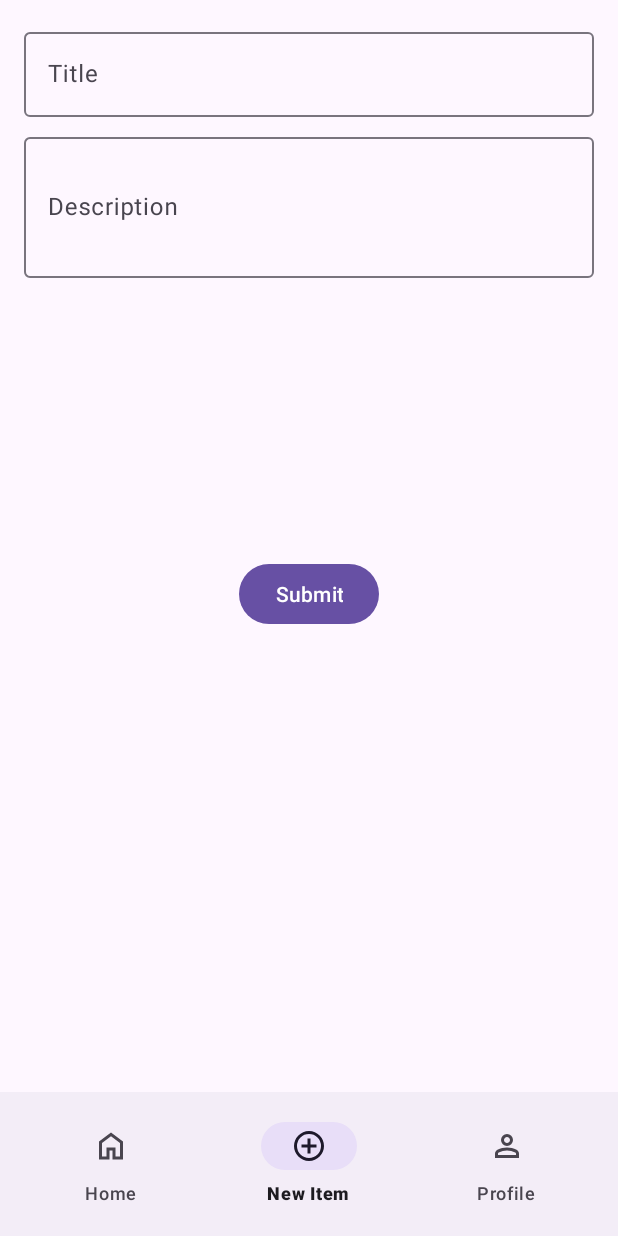
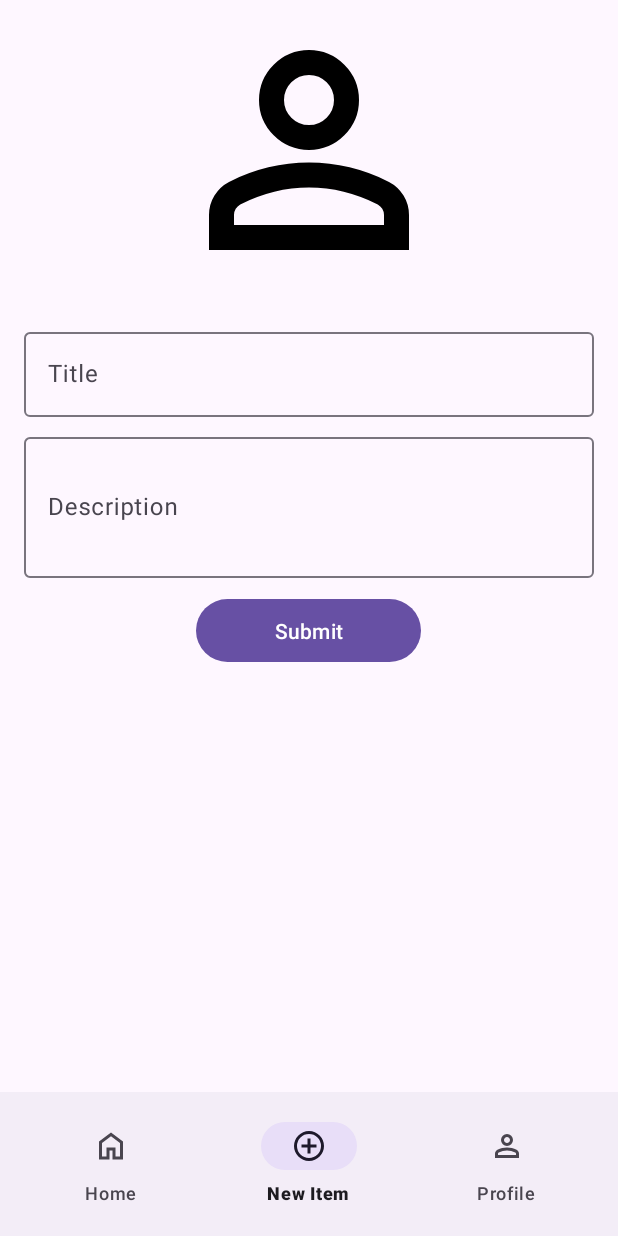
Before and after one commit to shaharm87/SellHub, an Android app: the screen it shows after launch once a user with an empty profile is signed in (MainActivity), item 2 of the bottom bar chosen, on a phone screen of 412 x 824 dp. Run offline under Robolectric (Android 15) with nearby library versions, the phone set to English and light mode, and no system bars; our stand-ins replace Firebase (no records; nobody signed in at launch, a user with empty details on screens opened directly).

Commit message:
added image selection with displaying in home page

```diff
--- a/app/src/main/java/com/example/sellhub/home/Home.kt
+++ b/app/src/main/java/com/example/sellhub/home/Home.kt
@@ -12,6 +12,7 @@ import com.example.sellhub.CardAdapter
 import com.example.sellhub.CardData
 import com.example.sellhub.R
 import com.example.sellhub.newitem.Item
+import com.example.sellhub.services.StorageService
 
 class Home : Fragment() {
 
@@ -33,34 +34,33 @@ class Home : Fragment() {
         val recyclerView: RecyclerView = view.findViewById(R.id.recyclerView)
         recyclerView.layoutManager = LinearLayoutManager(requireContext())
         recyclerView.adapter = adapter
-        recyclerView.addOnScrollListener(object : RecyclerView.OnScrollListener() {
-            override fun onScrolled(recyclerView: RecyclerView, dx: Int, dy: Int) {
-                val x=5
-            }
-        })
-
-
         return view
     }
 
     override fun onActivityCreated(savedInstanceState: Bundle?) {
         super.onActivityCreated(savedInstanceState)
         viewModel = ViewModelProvider(this).get(HomeViewModel::class.java)
-        SetCardsData()
+        setCardsData()
     }
 
-    private fun SetCardsData() {
+    private fun setCardsData() {
         viewModel.getItems { success, items ->
             if (success) {
-                val newCards = mutableListOf<CardData>();
+                cardList.clear()
                 for (item in items) {
-                    newCards.add(CardData(item))
+                    val cardData = CardData(item, null)
+                    cardList.add(cardData)
+                    adapter.notifyItemChanged(cardList.indexOf(cardData))
+                    if (item.imageId != null) {
+                        StorageService.downloadImage(cardData.item.imageId.toString()) { success, imageBit ->
+                            if (success) {
+                                cardData.image = imageBit
+                                adapter.notifyItemChanged(cardList.indexOf(cardData))
+                            }
+                        }
+                    }
                 }
-                cardList.clear()
-                cardList.addAll(newCards)
-                adapter.notifyDataSetChanged()
             }
         }
     }
-
 }
--- a/app/src/main/java/com/example/sellhub/home/HomeViewModel.kt
+++ b/app/src/main/java/com/example/sellhub/home/HomeViewModel.kt
@@ -1,5 +1,6 @@
 package com.example.sellhub.home
 
+import android.graphics.Bitmap
 import androidx.lifecycle.ViewModel
 import com.example.sellhub.newitem.Item
 import com.google.firebase.firestore.FirebaseFirestore
@@ -15,11 +16,12 @@ class HomeViewModel : ViewModel() {
                 for (document in documents) {
                     val data = document.data
                     val id = document.id
-                    val displayName = data["displayName"] as String
+                    val displayName = data["displayName"] as? String
                     val title = data["title"] as String
                     val description = data["description"] as String
+                    val imageId = data["imageId"] as? String
 
-                    val item = Item(displayName, title, description)
+                    val item = Item(displayName, title, description, imageId)
                     items.add(item)
                 }
                 callback(true, items)
--- a/app/src/main/res/layout/card_layout.xml
+++ b/app/src/main/res/layout/card_layout.xml
@@ -18,6 +18,7 @@
                 android:layout_height="194dp"
                 app:srcCompat="@drawable/profile_icon"
                 android:scaleType="centerCrop"
+                android:id="@+id/card_image"
                 />
 
             <LinearLayout
--- a/app/src/main/res/layout/fragment_add_item.xml
+++ b/app/src/main/res/layout/fragment_add_item.xml
@@ -2,12 +2,22 @@
     xmlns:app="http://schemas.android.com/apk/res-auto"
     android:layout_width="match_parent"
     android:layout_height="match_parent">
+
+    <ImageView
+        android:id="@+id/imageViewSelectImages"
+        android:layout_width="match_parent"
+        android:layout_height="200dp"
+        android:clickable="true"
+        android:focusable="true"
+        android:src="@drawable/profile_icon" />
+
 
     <!-- Title EditText -->
     <com.google.android.material.textfield.TextInputLayout
         android:id="@+id/titleTextInputLayout"
         android:layout_width="match_parent"
         android:layout_height="wrap_content"
+        android:layout_below="@id/imageViewSelectImages"
         android:layout_marginStart="16dp"
         android:layout_marginTop="16dp"
         android:layout_marginEnd="16dp">
@@ -17,7 +27,7 @@
             android:layout_width="match_parent"
             android:layout_height="wrap_content"
             android:hint="Title"
-            android:inputType="text"/>
+            android:inputType="text" />
     </com.google.android.material.textfield.TextInputLayout>
 
     <!-- Description EditText -->
@@ -36,15 +46,15 @@
             android:layout_height="wrap_content"
             android:hint="Description"
             android:inputType="textMultiLine"
-            android:minLines="3"/>
+            android:minLines="3" />
     </com.google.android.material.textfield.TextInputLayout>
 
     <Button
         android:id="@+id/submitButton"
-        android:layout_width="wrap_content"
-        android:layout_height="wrap_content"
-        android:layout_alignParentBottom="true"
+        android:layout_width="150dp"
+        android:layout_height="50dp"
         android:layout_centerHorizontal="true"
-        android:layout_marginBottom="200dp"
-        android:text="Submit" />
+        android:layout_below="@id/descriptionTextInputLayout"
+        android:text="Submit"
+        android:layout_marginTop="10dp"/>
 </RelativeLayout>
```
Also changed, not shown: app/build.gradle.kts (+5 -3 lines), app/src/main/AndroidManifest.xml (+9 -0 lines), app/src/main/java/com/example/sellhub/CardAdapter.kt (+9 -2 lines), app/src/main/java/com/example/sellhub/newitem/AddItem.kt (+63 -2 lines), app/src/main/java/com/example/sellhub/newitem/Item.kt (+6 -1 lines), app/src/main/java/com/example/sellhub/profile/ProfileFragment.kt (+4 -4 lines), app/src/main/java/com/example/sellhub/profile/ProfileViewModel.kt (+5 -3 lines), app/src/main/java/com/example/sellhub/services/StorageService.kt (added, +43 -0 lines).
